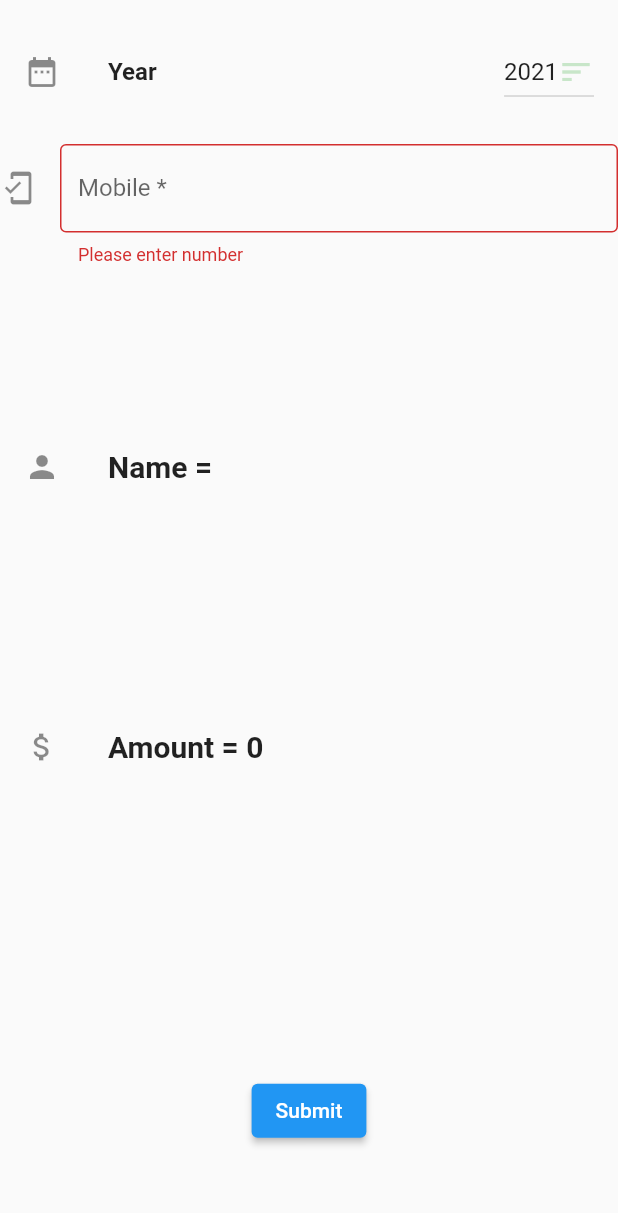
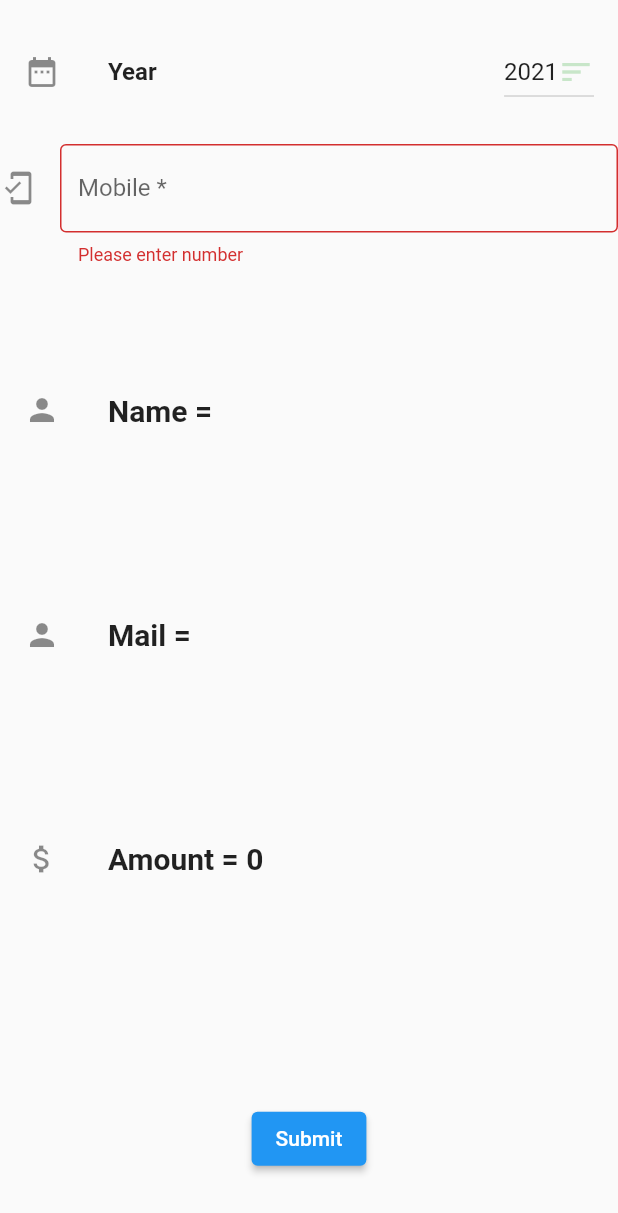
Before and after one commit to chetanshivaji/Gram, a Flutter app: the HouseWaterForm widget shown alone on an empty page, opened directly, after a tap on "Submit", on a phone screen of 412 x 824 dp. Shown: the top 1213 px of the screen. Run offline on Flutter 3.47's test engine with Material 2 defaults, Android fonts, the phone set to English and light mode, and no system bars; our stand-ins replace animated_text_kit, cloud_firestore, firebase_auth, firebase_core, open_file, pdf and 1 more; missing offline and left inert: flutter_email_sender, flutter_sms, whatsapp_unilink; accounts and stored records are empty.

Commit message:
email sent with receipt wonderfulll

```diff
--- a/lib/api/pdf_api.dart
+++ b/lib/api/pdf_api.dart
@@ -5,6 +5,8 @@ import 'package:open_file/open_file.dart';
 import 'package:path_provider/path_provider.dart';
 import 'package:pdf/pdf.dart';
 import 'package:pdf/widgets.dart';
+
+String gReceiptPdfName = "";
 
 class PdfApi {
   static Future<File> saveDocument({
@@ -16,6 +18,8 @@ class PdfApi {
     final dir = await getApplicationDocumentsDirectory();
     final file = File('${dir.path}/$name');
 
+    gReceiptPdfName =
+        await '${dir.path}/$name'; //for sending attachmenet to mail.
     await file.writeAsBytes(bytes);
 
     return file;
--- a/lib/model/receipt.dart
+++ b/lib/model/receipt.dart
@@ -69,7 +69,7 @@ abstract class receipt {
       footer: (context) => buildFooter(userMail, reportType),
     ));
 
-    return PdfApi.saveDocument(name: pdfName, pdf: pdf);
+    return await PdfApi.saveDocument(name: pdfName, pdf: pdf);
   }
 
   Widget buildHeader(String pdfName) => Column(
--- a/lib/screens/in.dart
+++ b/lib/screens/in.dart
@@ -24,8 +24,16 @@ class HouseWaterFormState extends State<HouseWaterForm> {
   final _formKey = GlobalKey<FormState>();
 
   String name = "";
+  String email = "";
   int amount = 0;
+
   String mobile = "";
+  int waterAmount = 0;
+  int houseAmount = 0;
+  String waterName = "";
+  String houseName = "";
+  String waterEmail = "";
+  String houseEmail = "";
 
   void updateFormulaValues(String newEntryAmount, String typeInOut) async {
     int total = await FirebaseFirestore.instance
@@ -51,12 +59,7 @@ class HouseWaterFormState extends State<HouseWaterForm> {
     }
   }
 
-  int waterAmount = 0;
-  int houseAmount = 0;
-  String waterName = "";
-  String houseName = "";
-
-  void createPDFInHouseReceiptEntries() async {
+  Future<void> createPDFInHouseWaterReceiptEntries() async {
     //START - fetch data to display in pdf
 
     final receipt = receivedReceipt(
@@ -72,6 +75,7 @@ class HouseWaterFormState extends State<HouseWaterForm> {
     final pdfFile = await receipt.generate("IN", userMail);
 
     PdfApi.openFile(pdfFile);
+    return;
     //END - fetch data to display in pdf
   }
 
@@ -92,36 +96,27 @@ class HouseWaterFormState extends State<HouseWaterForm> {
           ),
           Expanded(
             child: TextFormField(
+              keyboardType: TextInputType.number,
+              decoration: InputDecoration(
+                  border: OutlineInputBorder(),
+                  icon: Icon(Icons.mobile_friendly),
+                  hintText: "Enter mobile number",
+                  labelText: "Mobile *"),
+
               onChanged: (text) async {
                 if (text.length == 10) {
                   if (widget.formType == "HOUSE") {
                     try {
-                      houseAmount = await FirebaseFirestore.instance
+                      await FirebaseFirestore.instance
                           .collection(dbYearPrefix + dropdownValueYear)
                           .doc(text)
                           .get()
                           .then(
                         (value) {
                           var y = value.data();
-                          return y!["house"];
-                        },
-                      );
-                    } catch (e) {
-                      print(e);
-                    }
-
-                    try {
-                      houseName = await FirebaseFirestore.instance
-                          .collection(dbYearPrefix + dropdownValueYear)
-                          .doc(text)
-                          .get()
-                          .then(
-                        (value) {
-                          var y = value.data();
-                          if (y!["houseGiven"] == true) {
-                            return paidMsg;
-                          } else
-                            return y["name"];
+                          houseName = y!["name"];
+                          houseEmail = y["email"];
+                          houseAmount = y["house"];
                         },
                       );
                     } catch (e) {
@@ -132,36 +127,21 @@ class HouseWaterFormState extends State<HouseWaterForm> {
                       () {
                         name = houseName;
                         amount = houseAmount;
+                        email = houseEmail;
                       },
                     );
                   } else {
                     try {
-                      waterAmount = await FirebaseFirestore.instance
+                      await FirebaseFirestore.instance
                           .collection(dbYearPrefix + dropdownValueYear)
                           .doc(text)
                           .get()
                           .then(
                         (value) {
                           var y = value.data();
-                          return y!["water"];
-                        },
-                      );
-                    } catch (e) {
-                      print(e);
-                    }
-
-                    try {
-                      waterName = await FirebaseFirestore.instance
-                          .collection(dbYearPrefix + dropdownValueYear)
-                          .doc(text)
-                          .get()
-                          .then(
-                        (value) {
-                          var y = value.data();
-                          if (y!["waterGiven"] == true) {
-                            return paidMsg;
-                          } else
-                            return y["name"];
+                          waterAmount = y!["water"];
+                          waterName = y["name"];
+                          waterEmail = y["email"];
                         },
                       );
                     } catch (e) {
@@ -172,18 +152,13 @@ class HouseWaterFormState extends State<HouseWaterForm> {
                       () {
                         name = waterName;
                         amount = waterAmount;
+                        email = waterEmail;
                       },
                     );
                   }
                 }
               },
 
-              keyboardType: TextInputType.number,
-              decoration: InputDecoration(
-                  border: OutlineInputBorder(),
-                  icon: Icon(Icons.mobile_friendly),
-                  hintText: "Enter mobile number",
-                  labelText: "Mobile *"),
               // The validator receives the text that the user has entered.
               validator: (value) {
                 if (value == null || value.isEmpty) {
@@ -223,6 +198,20 @@ class HouseWaterFormState extends State<HouseWaterForm> {
           ),
           Expanded(
             child: ListTile(
+                leading: Icon(Icons.person),
+                title: Text(
+                  "Mail = $email",
+                  style: TextStyle(
+                    fontSize: 20.0,
+                    fontWeight: FontWeight.bold,
+                  ),
+                )),
+          ),
+          Padding(
+            padding: EdgeInsets.only(top: 20),
+          ),
+          Expanded(
+            child: ListTile(
               leading: Icon(Icons.attach_money),
               title: Text(
                 "Amount = $amount",
@@ -240,7 +229,23 @@ class HouseWaterFormState extends State<HouseWaterForm> {
             child: Center(
               child: ElevatedButton(
                 onPressed: () async {
+                  String inTypeSubmit = "";
+                  String inTypeGiven = "";
+                  String typeSubmit = "";
+
                   if (widget.formType == "HOUSE") {
+                    //house
+                    inTypeSubmit = "inHouse";
+                    inTypeGiven = 'houseGiven';
+                    typeSubmit = 'House';
+                  } else {
+                    //water
+                    inTypeSubmit = "inWater";
+                    inTypeGiven = 'waterGiven';
+                    typeSubmit = 'Water';
+                  }
+
+                  {
                     if (_formKey.currentState!.validate()) {
                       // If the form is valid, display a snackbar. In the real world,
                       // you'd often call a server or save the information in a database.
@@ -250,7 +255,7 @@ class HouseWaterFormState extends State<HouseWaterForm> {
                         ),
                       );
                       FirebaseFirestore.instance
-                          .collection("inHouse" + dropdownValueYear)
+                          .collection(inTypeSubmit + dropdownValueYear)
                           .add(
                         {
                           'name': name,
@@ -263,7 +268,7 @@ class HouseWaterFormState extends State<HouseWaterForm> {
                       FirebaseFirestore.instance
                           .collection(dbYearPrefix + dropdownValueYear)
                           .doc(mobile)
-                          .update({'houseGiven': true});
+                          .update({inTypeGiven: true});
 
                       updateFormulaValues(amount.toString(),
                           "in"); //fetch exisiting value from formula and update new value.
@@ -274,59 +279,25 @@ class HouseWaterFormState extends State<HouseWaterForm> {
                         subtitleSuccess,
                         getRightIcon(),
                       );
+
                       String message =
-                          "Dear $name $mobile, Thanks for paying House amount $amount, Received!";
+                          "Dear $name $mobile, Thanks for paying $typeSubmit amount $amount, Received!";
                       List<String> recipents = [mobile];
                       if (textMsgEnabled) sendTextToPhone(message, recipents);
+
                       if (whatsUpEnabled)
                         launchWhatsApp(message, "+91" + mobile);
 
-                      createPDFInHouseReceiptEntries();
+                      if (receiptPdf)
+                        await createPDFInHouseWaterReceiptEntries();
+
+                      String subject =
+                          "$name $typeSubmit Tax receipt for year $dropdownValueYear";
+                      String body = "Please find attached receipt, Thank you!";
+                      String attachment = gReceiptPdfName;
+                      sendEmail(subject, body, email, attachment);
                     }
                     // Validate returns true if the form is valid, or false otherwise.
-                  } else {
-                    if (_formKey.currentState!.validate()) {
-                      // If the form is valid, display a snackbar. In the real world,
-                      // you'd often call a server or save the information in a database.
-                      ScaffoldMessenger.of(context).showSnackBar(
-                        const SnackBar(
-                          content: Text('Processing Data'),
-                        ),
-                      );
-                      FirebaseFirestore.instance
-                          .collection("inWater" + dropdownValueYear)
-                          .add(
-                        {
-                          'name': name,
-                          'mobile': mobile,
-                          'amount': amount,
-                          'date': DateTime.now().toString(),
-                          'user': userMail,
-                        },
-                      );
-                      FirebaseFirestore.instance
-                          .collection(dbYearPrefix + dropdownValueYear)
-                          .doc(mobile)
-                          .update({'waterGiven': true});
-
-                      updateFormulaValues(amount.toString(),
-                          "in"); //fetch exisiting value from formula and update new value.
-                      showAlertDialog(
-                        context,
-                        titleSuccess,
-                        subtitleSuccess,
-                        getRightIcon(),
-                      );
-
-                      String message =
-                          "Dear $name $mobile, Thanks for paying Water amount $amount, Received!";
-                      List<String> recipents = [mobile];
-                      if (textMsgEnabled) sendTextToPhone(message, recipents);
-                      if (whatsUpEnabled)
-                        launchWhatsApp(message, "+91" + mobile);
-
-                      createPDFInHouseReceiptEntries();
-                    }
                   }
                 },
                 child: const Text(
--- a/pubspec.yaml
+++ b/pubspec.yaml
@@ -46,7 +46,7 @@ dependencies:
   open_file: ^3.2.1
   pdf: ^3.7.1
   whatsapp_unilink: ^2.0.1+1
-  #flutter_email_sender: ^5.1.0
+  flutter_email_sender: ^5.1.0
 
 
 
```
Also changed, not shown: lib/communication.dart (+17 -1 lines), pubspec.lock, 1 other file.
